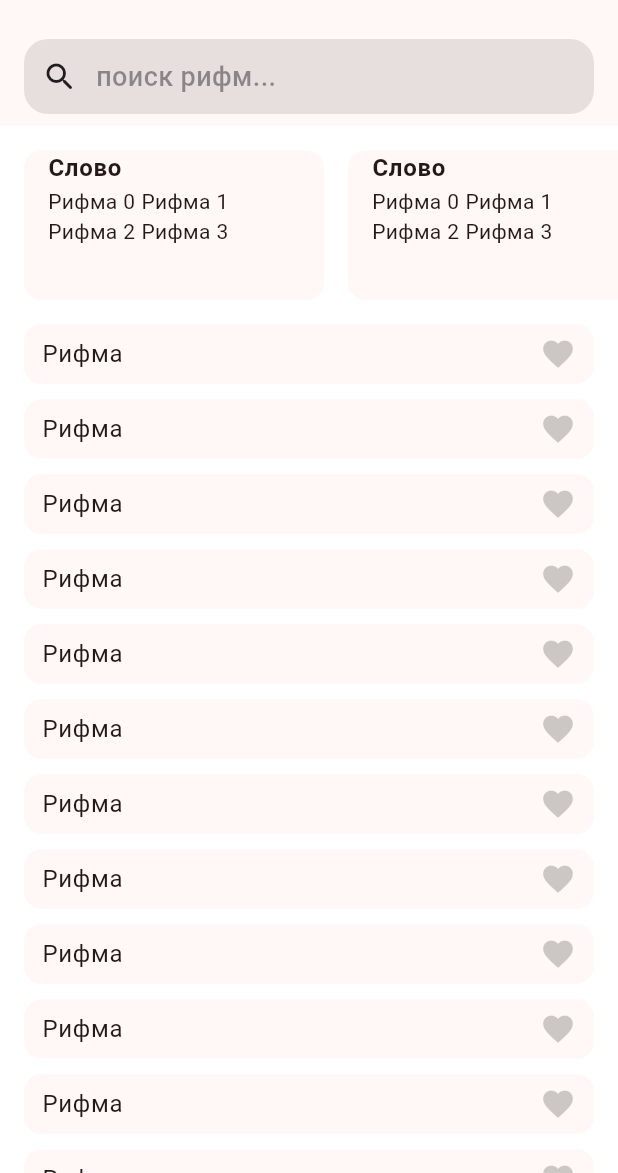
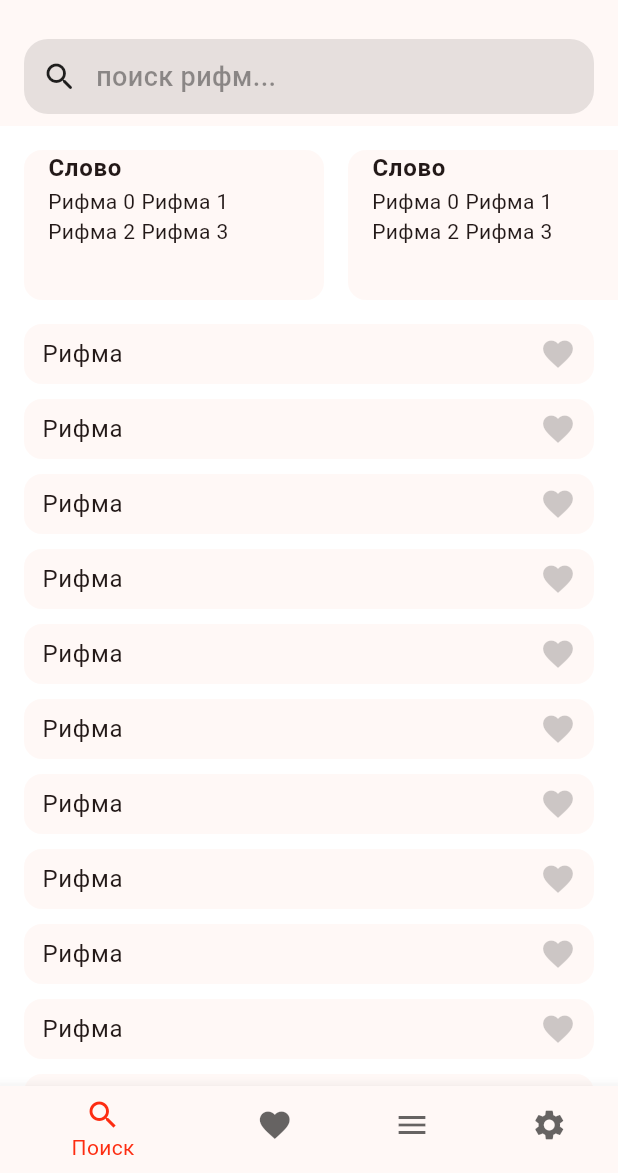
Before and after one commit to RiiikkiTikkiTavi/Rhyme, a Flutter app: the screen it shows after launch, after a tap on the "favorite" icon, on a phone screen of 412 x 824 dp, the part 63-1236 px from its top. Run offline on Flutter 3.47's test engine with Material 3 defaults, Android fonts, the phone set to English and light mode, and no system bars.

Commit message:
Добавлен bottomNavigationBar с возможностью перехода на другие страницы

```diff
--- a/lib/main.dart
+++ b/lib/main.dart
@@ -23,13 +23,67 @@
   }
 }
 
-class HomeScreen extends StatelessWidget {
+class HomeScreen extends StatefulWidget {
   const HomeScreen({super.key});
 
   @override
+  State<HomeScreen> createState() => _HomeScreenState();
+}
+
+class _HomeScreenState extends State<HomeScreen> {
+  var _selectedPageIndex = 0;
+  final _pageController = PageController();
+
+  @override
   Widget build(BuildContext context) {
+    final theme = Theme.of(context);
     return Scaffold(
-      body: CustomScrollView(
+      body: PageView(
+        controller: _pageController,
+        onPageChanged: (value) {
+          setState(() => _selectedPageIndex = value);
+        },
+        children: const [SearchScreen(), Scaffold(), Scaffold()],
+      ),
+      bottomNavigationBar: BottomNavigationBar(
+        selectedItemColor: theme.primaryColor,
+        unselectedItemColor: theme.hintColor,
+        currentIndex: _selectedPageIndex,
+        onTap: _openPage,
+        items: const [
+          BottomNavigationBarItem(icon: Icon(Icons.search), label: 'Поиск'),
+          BottomNavigationBarItem(
+            icon: Icon(Icons.favorite),
+            label: 'Избранное',
+          ),
+          BottomNavigationBarItem(icon: Icon(Icons.menu), label: 'Стихи'),
+          BottomNavigationBarItem(
+            icon: Icon(Icons.settings),
+            label: 'Настройки',
+          ),
+        ],
+      ),
+    );
+  }
+
+  void _openPage(int index) {
+    setState(() {
+      _selectedPageIndex = index;
+    });
+    _pageController.animateToPage(
+      index,
+      duration: const Duration(milliseconds: 300),
+      curve: Curves.linear,
+    );
+  }
+}
+
+class SearchScreen extends StatelessWidget {
+  const SearchScreen({super.key});
+
+  @override
+  Widget build(BuildContext context) {
+    return CustomScrollView(
       slivers: [
         const SliverAppBar(
           pinned: true, // закрепить appbar наверху
@@ -67,7 +121,6 @@
           itemBuilder: (context, index) => const RhymeListCard(),
         ),
       ],
-      ),
     );
   }
 }
```
Lines whose indentation alone changed are shown as unchanged.
